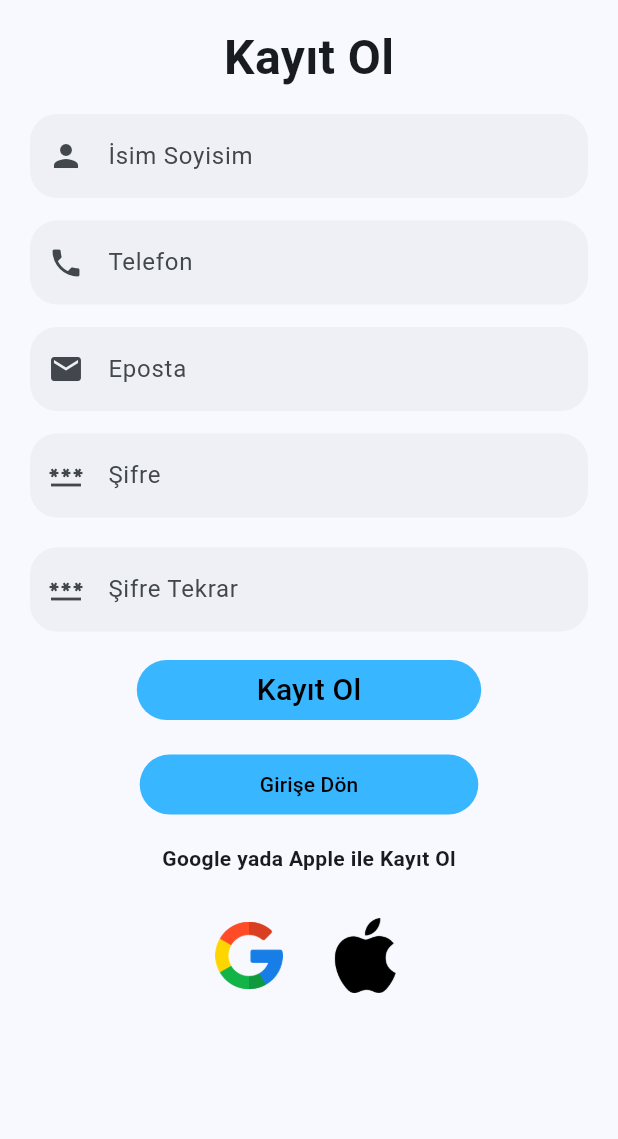
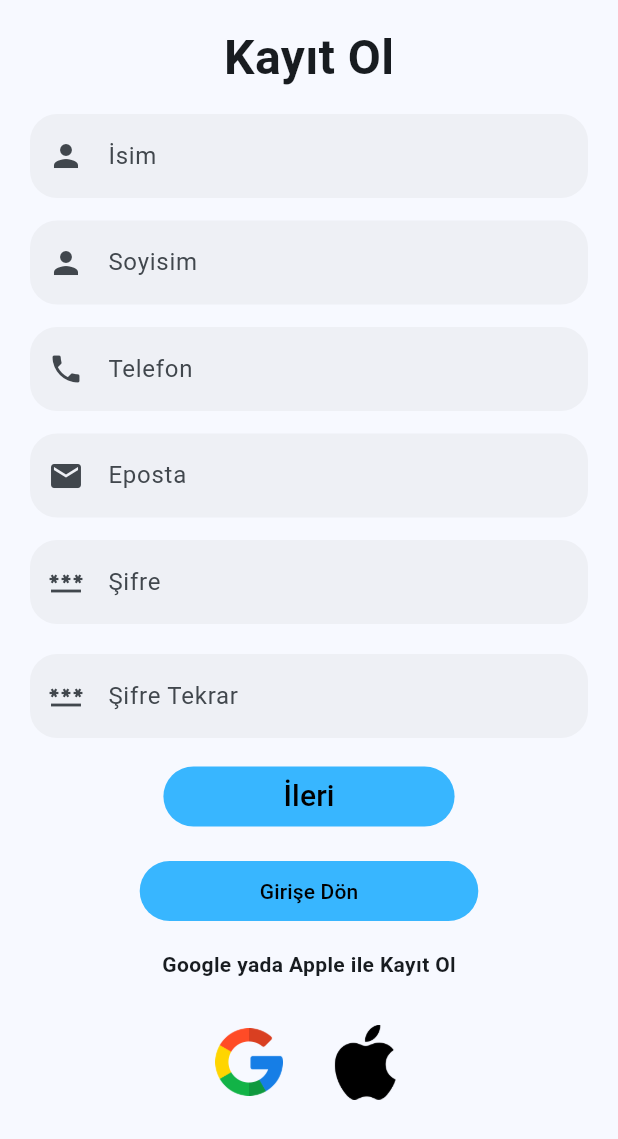
Before and after one commit to mehmetalikilicli/KuryeTakip, a Flutter app: the RegisterPage screen opened directly, on a phone screen of 412 x 824 dp. Shown: the top 1139 px of the screen. Run offline on Flutter 3.47's test engine with Material 3 defaults, Android fonts, the light colour scheme and no system bars; our stand-ins replace carousel_slider, flutter_svg, get, google_nav_bar, photo_view, shared_preferences; missing offline and left inert: encrypt; accounts and stored records are empty; project files that could hold a hidden picture were left out.

Commit message:
register

```diff
--- a/kurye_takip/lib/pages/auth/register.dart
+++ b/kurye_takip/lib/pages/auth/register.dart
@@ -18,6 +18,7 @@ class _RegisterPageState extends State<RegisterPage> {
   final AuthController authController = Get.put(AuthController());
 
   TextEditingController nameController = TextEditingController();
+  TextEditingController surnameController = TextEditingController();
   TextEditingController phoneController = TextEditingController();
   TextEditingController emailController = TextEditingController();
   TextEditingController passwordController = TextEditingController();
@@ -32,19 +33,21 @@ class _RegisterPageState extends State<RegisterPage> {
           children: [
             GetUserInfo(
                 nameController: nameController,
+                surnameController: surnameController,
                 phoneController: phoneController,
                 emailController: emailController,
                 passwordController: passwordController,
                 password2Controller: password2Controller),
             LoginAndRegisterButton(
               nameController: nameController,
+              surnameController: surnameController,
               phoneController: phoneController,
               emailController: emailController,
               passwordController: passwordController,
               password2Controller: password2Controller,
               authController: authController,
             ),
-            GoogleAndAppleRegister(),
+            const GoogleAndAppleRegister(),
           ],
         ),
       ),
@@ -62,13 +65,11 @@ class GoogleAndAppleRegister extends StatelessWidget {
     return Column(
       children: [
         const SizedBox(height: 15),
-        Text(
+        const Text(
           "Google yada Apple ile Kayıt Ol",
           style: TextStyle(fontSize: 14, fontWeight: FontWeight.bold),
         ),
-        SizedBox(
-          height: 30.0,
-        ),
+        const SizedBox(height: 30.0),
         Row(
           mainAxisAlignment: MainAxisAlignment.center,
           children: [
@@ -81,9 +82,7 @@ class GoogleAndAppleRegister extends StatelessWidget {
                 fit: BoxFit.cover,
               ),
             ),
-            SizedBox(
-              width: 30.0,
-            ),
+            const SizedBox(width: 30.0),
             GestureDetector(
               onTap: () {},
               child: Image.asset(
@@ -104,6 +103,7 @@ class LoginAndRegisterButton extends StatelessWidget {
   const LoginAndRegisterButton({
     super.key,
     required this.nameController,
+    required this.surnameController,
     required this.phoneController,
     required this.emailController,
     required this.passwordController,
@@ -112,6 +112,7 @@ class LoginAndRegisterButton extends StatelessWidget {
   });
 
   final TextEditingController nameController;
+  final TextEditingController surnameController;
   final TextEditingController phoneController;
   final TextEditingController emailController;
   final TextEditingController passwordController;
@@ -127,10 +128,11 @@ class LoginAndRegisterButton extends StatelessWidget {
             foregroundColor: MaterialStateProperty.all(Colors.black),
             backgroundColor: MaterialStateProperty.all(AppColors.primaryColor),
             padding: MaterialStateProperty.all(
-              EdgeInsets.symmetric(horizontal: 80.0),
+              const EdgeInsets.symmetric(horizontal: 80.0),
             ),
           ),
           onPressed: () async {
+            /*
             if (passwordController.text != password2Controller.text) {
               Get.dialog(MyPopup(
                 title: 'Hata',
@@ -160,12 +162,9 @@ class LoginAndRegisterButton extends StatelessWidget {
                 Get.snackbar('Hata', 'Kayıt başarısız oldu.');
                 throw Exception(e);
               }
-            }
+            }*/
           },
-          child: Text(
-            "Kayıt Ol",
-            style: TextStyle(fontSize: 20),
-          ),
+          child: const Text("İleri", style: TextStyle(fontSize: 20)),
         ),
         const SizedBox(height: 15),
         TextButton(
@@ -173,13 +172,13 @@ class LoginAndRegisterButton extends StatelessWidget {
             foregroundColor: MaterialStateProperty.all(Colors.black),
             backgroundColor: MaterialStateProperty.all(AppColors.primaryColor),
             padding: MaterialStateProperty.all(
-              EdgeInsets.symmetric(horizontal: 80.0),
+              const EdgeInsets.symmetric(horizontal: 80.0),
             ),
           ),
           onPressed: () {
             Get.to(() => LoginPage());
           },
-          child: Text("Girişe Dön"),
+          child: const Text("Girişe Dön"),
         ),
       ],
     );
@@ -190,6 +189,7 @@ class GetUserInfo extends StatelessWidget {
   const GetUserInfo({
     super.key,
     required this.nameController,
+    required this.surnameController,
     required this.phoneController,
     required this.emailController,
     required this.passwordController,
@@ -197,6 +197,7 @@ class GetUserInfo extends StatelessWidget {
   });
 
   final TextEditingController nameController;
+  final TextEditingController surnameController;
   final TextEditingController phoneController;
   final TextEditingController emailController;
   final TextEditingController passwordController;
@@ -207,14 +208,27 @@ class GetUserInfo extends StatelessWidget {
     return Column(
       children: [
         const SizedBox(height: 15),
-        Text("Kayıt Ol", style: TextStyle(fontSize: 32, fontWeight: FontWeight.bold)),
+        const Text("Kayıt Ol", style: TextStyle(fontSize: 32, fontWeight: FontWeight.bold)),
         const SizedBox(height: 15.0),
         Padding(
           padding: const EdgeInsets.only(left: 20.0, right: 20.0),
           child: TextField(
             controller: nameController,
             decoration: InputDecoration(
-                hintText: "İsim Soyisim",
+                hintText: "İsim",
+                border: OutlineInputBorder(borderRadius: BorderRadius.circular(18), borderSide: BorderSide.none),
+                fillColor: Colors.grey.withOpacity(0.1),
+                filled: true,
+                prefixIcon: const Icon(Icons.person)),
+          ),
+        ),
+        const SizedBox(height: 15.0),
+        Padding(
+          padding: const EdgeInsets.only(left: 20.0, right: 20.0),
+          child: TextField(
+            controller: surnameController,
+            decoration: InputDecoration(
+                hintText: "Soyisim",
                 border: OutlineInputBorder(borderRadius: BorderRadius.circular(18), borderSide: BorderSide.none),
                 fillColor: Colors.grey.withOpacity(0.1),
                 filled: true,
```
